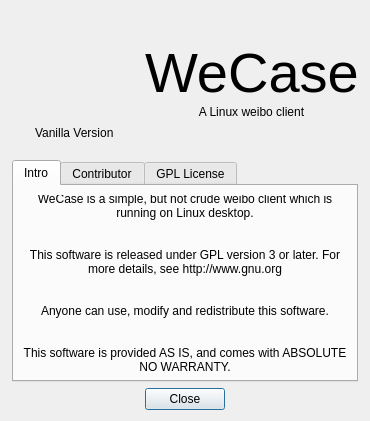
Qt form res/ui/AboutWindow.ui (WeCase/WeCase) before a commit.
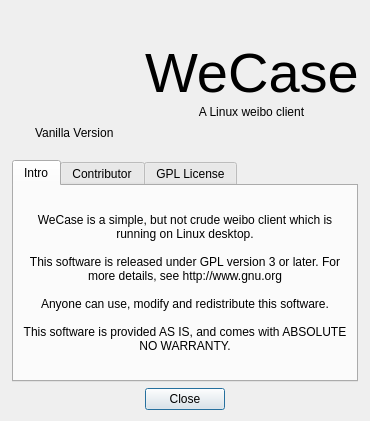
The same form after that commit. Icons and pictures are not drawn.

Commit message: 修正 AboutWindow 布局，更新翻译

Patch:
```diff
--- a/res/ui/AboutWindow.ui
+++ b/res/ui/AboutWindow.ui
@@ -175,19 +175,16 @@
       <attribute name="title">
        <string>Intro</string>
       </attribute>
-      <layout class="QHBoxLayout" name="horizontalLayout_2">
+      <layout class="QVBoxLayout" name="verticalLayout_6">
        <item>
         <widget class="QLabel" name="label_4">
          <property name="text">
           <string>WeCase is a simple, but not crude weibo client which is running on Linux desktop.
 
-
 This software is released under GPL version 3 or later. For more details, see http://www.gnu.org
 
-
 Anyone can use, modify and redistribute this software.
 
-
 This software is provided AS IS, and comes with ABSOLUTE NO WARRANTY.</string>
          </property>
          <property name="textFormat">
```
The commit also changes 3 other files.
